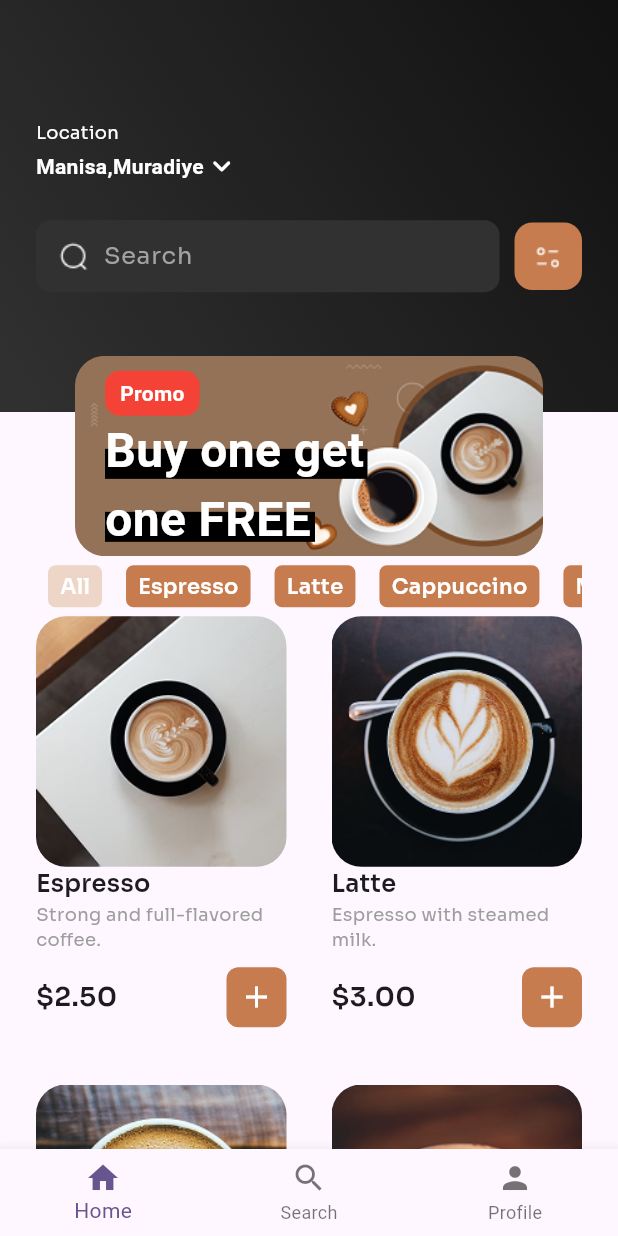
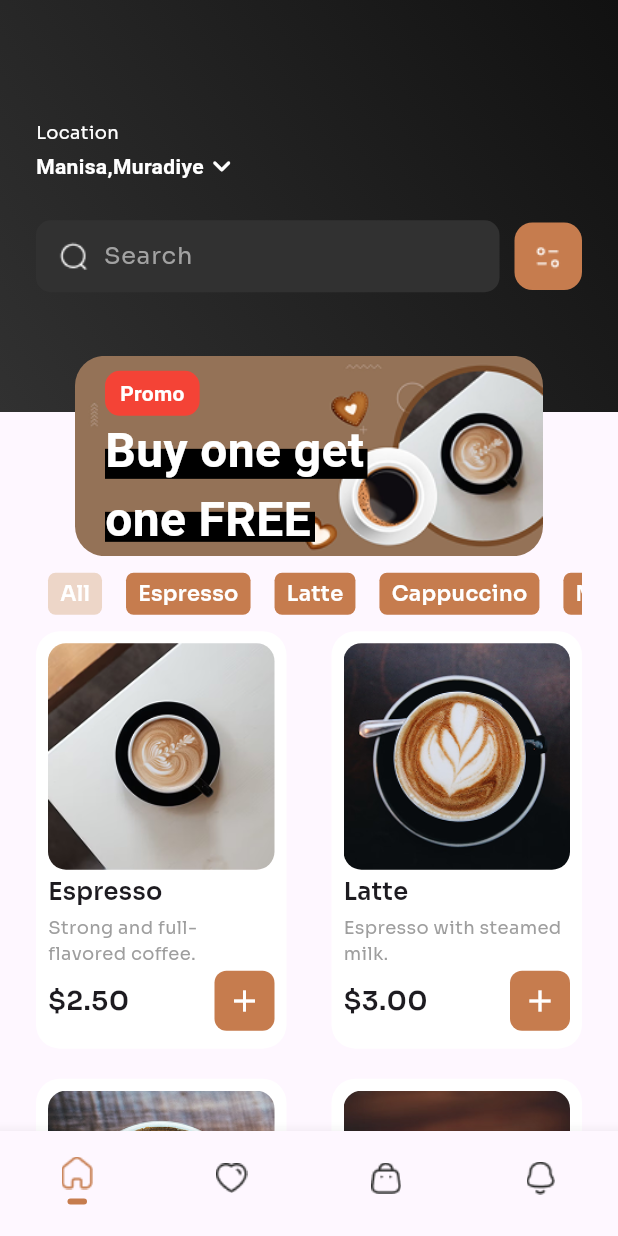
Before and after one commit to npcBerk/coffee_shop, a Flutter app: the screen it shows after launch, on a phone screen of 412 x 824 dp. Run offline on Flutter 3.47's test engine with Material 3 defaults, Android fonts, the phone set to English and light mode, and no system bars; our stand-ins replace flutter_riverpod, freezed_annotation, google_fonts, hexcolor.

Commit message:
Visual improvement on coffee_item. Navbar icons added and a state provider created for navbar index.

```diff
--- a/lib/data/providers/category_provider.dart
+++ b/lib/data/providers/providers.dart
@@ -13,3 +13,5 @@ class CategoryProvider with ChangeNotifier {//Burası material.dart'tan geliyor
 }
 //burası flutter_riverpod.dart'tan geliyor
 final categoryProvider = ChangeNotifierProvider<CategoryProvider>((ref) => CategoryProvider());
+
+final selectedIndexProvider = StateProvider<int>((ref) => 0);
--- a/lib/presentation/screens/home_screen.dart
+++ b/lib/presentation/screens/home_screen.dart
@@ -1,5 +1,5 @@
 import 'package:coffee_shop/core/constants/colors.dart';
-import 'package:coffee_shop/data/providers/category_provider.dart';
+import 'package:coffee_shop/data/providers/providers.dart';
 import 'package:coffee_shop/data/seeds/test_seed.dart';
 import 'package:coffee_shop/presentation/widgets/coffee_item.dart';
 import 'package:coffee_shop/presentation/widgets/home_top.dart';
@@ -50,7 +50,7 @@ class HomeScreen extends StatelessWidget {
                   children: [
                     SizedBox(
                       //TODO: burada category_list widget'ı Sized box'ı kapsamalı mı?
-                      height: 40,
+                      height: 50,
                       child: CategoryList(),
                     ),
                     Expanded(
@@ -74,10 +74,10 @@ class HomeScreen extends StatelessWidget {
                                   maxCrossAxisExtent: 200,
                                   crossAxisSpacing: 30,
                                   mainAxisSpacing: 20,
-                                  childAspectRatio: 4 / 7,
+                                  childAspectRatio: 0.6,
                                 ),
                             itemCount: filteredCoffees.length,
-                               /*  coffees
+                            /*  coffees
                                     .where(
                                       (element) =>
                                           element.category == "Espresso",
@@ -86,7 +86,7 @@ class HomeScreen extends StatelessWidget {
                             itemBuilder: (context, index) {
                               return CoffeeItem(
                                 coffee: filteredCoffees[index],
-                               /*  coffee:
+                                /*  coffee:
                                     coffees
                                         .where(
                                           (element) =>
@@ -106,13 +106,52 @@ class HomeScreen extends StatelessWidget {
           ],
         ),
       ),
-      bottomNavigationBar: BottomNavigationBar(
-        items: [
-          BottomNavigationBarItem(icon: Icon(Icons.home), label: "Home"),
-          BottomNavigationBarItem(icon: Icon(Icons.search), label: "Search"),
-          BottomNavigationBarItem(icon: Icon(Icons.person), label: "Profile"),
+      bottomNavigationBar: BottomNavigationBarWidget(),
+    );
+  }
+}
+
+class BottomNavigationBarWidget extends ConsumerWidget {
+  const BottomNavigationBarWidget({super.key});
+
+  @override
+  Widget build(BuildContext context, ref) {
+    final selectedIndex = ref.watch(selectedIndexProvider);
+    return BottomNavigationBar(
+      currentIndex: selectedIndex,
+      onTap: (index) => ref.read(selectedIndexProvider.notifier).state = index,
+      selectedItemColor: AppColors.color1,
+      unselectedItemColor: AppColors.color3,
+      type: BottomNavigationBarType.fixed,
+      showSelectedLabels: false,
+      showUnselectedLabels: false,
+      items: [
+        _navItem("lib/core/assets/icons/ico_home.png", selectedIndex == 0),
+        _navItem("lib/core/assets/icons/ico_favorites.png", selectedIndex == 1),
+        _navItem("lib/core/assets/icons/ico_bag.png", selectedIndex == 2),
+        _navItem("lib/core/assets/icons/ico_notification.png", selectedIndex == 3),
+      ],
+    );
+  }
+
+  BottomNavigationBarItem _navItem(String iconPath, bool isSelected) {
+    return BottomNavigationBarItem(
+      icon: Column(
+        children: [
+          ImageIcon(AssetImage(iconPath), size: 28),
+          if (isSelected)
+            Container(
+              margin: const EdgeInsets.only(top: 3),
+              height: 4,
+              width: 13,
+              decoration: BoxDecoration(
+                borderRadius: BorderRadius.circular(18),
+                color: AppColors.color1,
+              ),
+            ),
         ],
       ),
+      label: "",
     );
   }
 }
@@ -172,42 +211,3 @@ class CategoryList extends ConsumerWidget {
     );
   }
 }
-
-/* class CategoryList extends StatelessWidget {
-  const CategoryList({super.key});
-
-  @override
-  Widget build(BuildContext context) {
-    return ListView.builder(
-      scrollDirection: Axis.horizontal,
-      itemCount: 10,
-      itemBuilder: (context, index) {
-        return Padding(
-          padding: const EdgeInsets.symmetric(horizontal: 8.0),
-          child: Center(
-            child: Container(
-              decoration: BoxDecoration(
-                color: AppColors.color1,
-                borderRadius: BorderRadius.circular(5),
-              ),
-              child: Padding(
-                padding: const EdgeInsets.symmetric(
-                  horizontal: 8.0,
-                  vertical: 4.0,
-                ),
-                child: Text(
-                  "Coffee",
-                  style: GoogleFonts.sora(
-                    fontSize: 14,
-                    fontWeight: FontWeight.w600,
-                    color: Colors.white,
-                  ),
-                ),
-              ),
-            ),
-          ),
-        );
-      },
-    );
-  }
-} */
--- a/lib/presentation/widgets/coffee_item.dart
+++ b/lib/presentation/widgets/coffee_item.dart
@@ -9,17 +9,21 @@ class CoffeeItem extends StatelessWidget {
 
   @override
   Widget build(BuildContext context) {
-    return Column(
+    return Container(
+      decoration: BoxDecoration(
+        color: Colors.white,
+        borderRadius: BorderRadius.circular(16),
+      ),
+      child: Padding(
+        padding: const EdgeInsets.fromLTRB(8, 8, 8, 12),
+        child: Column(
+          mainAxisAlignment: MainAxisAlignment.spaceBetween,
+          crossAxisAlignment: CrossAxisAlignment.start,
           children: [
             ClipRRect(
-          borderRadius: BorderRadius.circular(20),
+              borderRadius: BorderRadius.circular(12),
               child: Image.asset(coffee.imageUrl ?? '', fit: BoxFit.cover),
             ),
-        Column(
-          children: [
-            Column(
-              crossAxisAlignment: CrossAxisAlignment.start,
-              children: [
             Text(
               coffee.title ?? '',
               style: GoogleFonts.sora(
@@ -32,9 +36,6 @@ class CoffeeItem extends StatelessWidget {
               coffee.description ?? '',
               style: GoogleFonts.sora(fontSize: 12, color: Colors.grey),
             ),
-              ],
-            ),
-            SizedBox(height: 10),
             Row(
               mainAxisAlignment: MainAxisAlignment.spaceBetween,
               children: [
@@ -59,7 +60,7 @@ class CoffeeItem extends StatelessWidget {
             ),
           ],
         ),
-      ],
+      ),
     );
   }
 }
```
Also changed, not shown: lib/core/assets/icons/ico_bag.png (added), lib/core/assets/icons/ico_favorites.png (added), lib/core/assets/icons/ico_home.png (added), lib/core/assets/icons/ico_notification.png (added), lib/data/providers/cart_provider.dart (deleted), lib/data/providers/order_provider.dart (deleted), lib/data/providers/product_provider.dart (deleted). Lines whose indentation alone changed are shown as unchanged.
